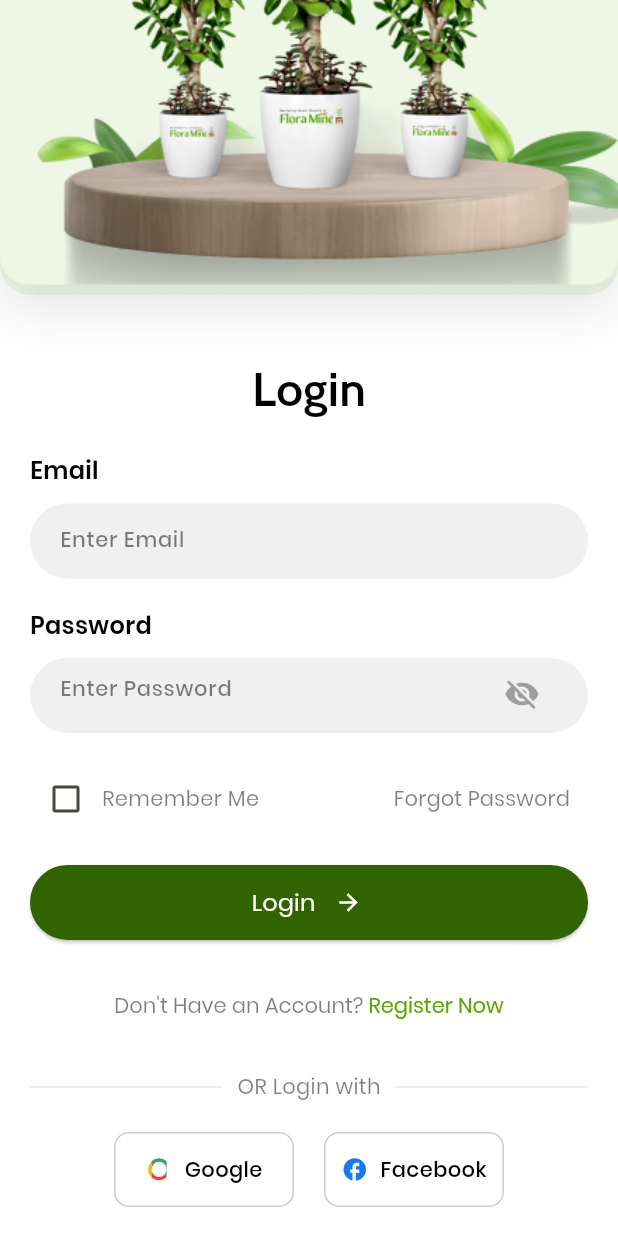
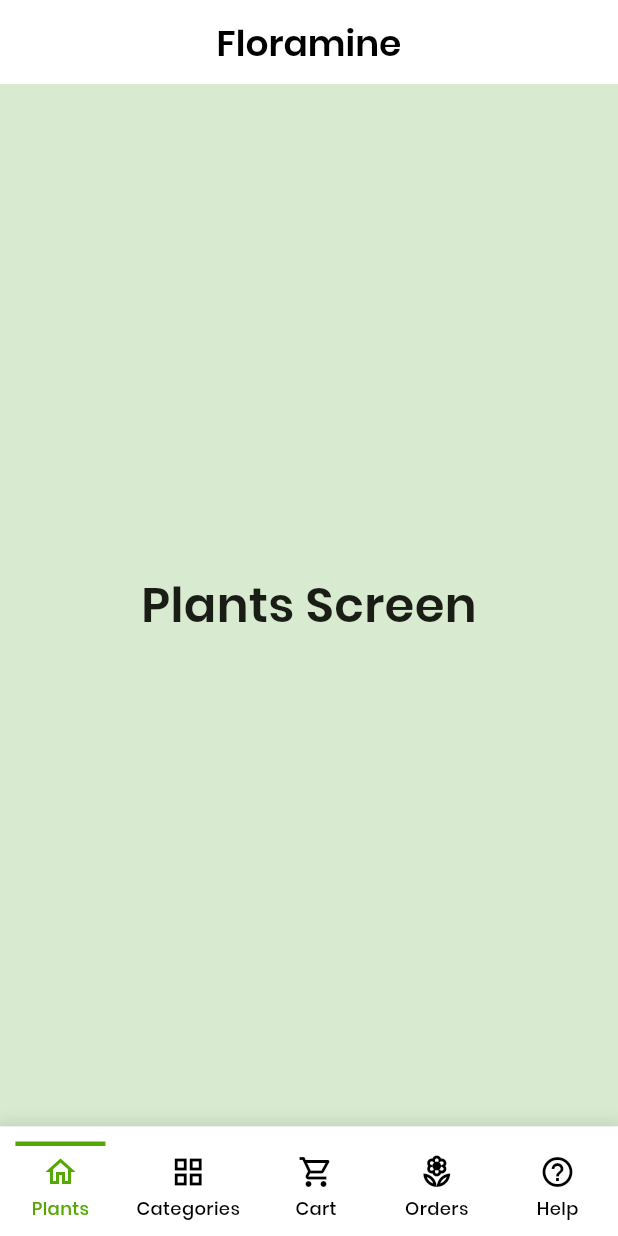
Before and after one commit to ramachandraa-ps/floramine, a Flutter app: the screen it shows after launch, scrolled down 133 dp, after a tap on "Login", on a phone screen of 412 x 824 dp. Run offline on Flutter 3.47's test engine with Material 3 defaults, Android fonts, the phone set to English and light mode, and no system bars.

Commit message:
bottom bar

```diff
--- a/lib/main.dart
+++ b/lib/main.dart
@@ -2,6 +2,7 @@ import 'package:flutter/material.dart';
 import 'dart:async';
 import 'splash_screen.dart';
 import 'screens/login_screen.dart';
+import 'screens/home_screen.dart';
 
 void main() {
   runApp(const MyApp());
--- /dev/null
+++ b/lib/screens/home_screen.dart
@@ -0,0 +1,80 @@
+import 'package:flutter/material.dart';
+import '../widgets/bottom_navigation_bar.dart';
+
+class HomeScreen extends StatefulWidget {
+  const HomeScreen({Key? key}) : super(key: key);
+
+  @override
+  _HomeScreenState createState() => _HomeScreenState();
+}
+
+class _HomeScreenState extends State<HomeScreen> {
+  NavigationItem _currentItem = NavigationItem.plants;
+
+  @override
+  Widget build(BuildContext context) {
+    return Scaffold(
+      backgroundColor: Colors.white,
+      appBar: AppBar(
+        title: const Text(
+          'Floramine',
+          style: TextStyle(
+            fontFamily: 'Poppins',
+            fontSize: 24,
+            fontWeight: FontWeight.w600,
+            color: Colors.black,
+          ),
+        ),
+        backgroundColor: Colors.white,
+        elevation: 0,
+        centerTitle: true,
+      ),
+      body: Column(
+        children: [
+          Expanded(
+            child: _buildCurrentScreen(),
+          ),
+          CustomBottomNavigationBar(
+            currentItem: _currentItem,
+            onItemSelected: (item) {
+              setState(() {
+                _currentItem = item;
+              });
+            },
+          ),
+        ],
+      ),
+    );
+  }
+
+  Widget _buildCurrentScreen() {
+    switch (_currentItem) {
+      case NavigationItem.plants:
+        return _buildPlaceholderScreen('Plants Screen', const Color(0xFFD8EACF));
+      case NavigationItem.categories:
+        return _buildPlaceholderScreen('Categories Screen', const Color(0xFFCCE6F9));
+      case NavigationItem.cart:
+        return _buildPlaceholderScreen('Cart Screen', const Color(0xFFF9E8CC));
+      case NavigationItem.orders:
+        return _buildPlaceholderScreen('Orders Screen', const Color(0xFFE8CCF9));
+      case NavigationItem.help:
+        return _buildPlaceholderScreen('Help Screen', const Color(0xFFCCF9F3));
+    }
+  }
+
+  Widget _buildPlaceholderScreen(String title, Color backgroundColor) {
+    return Container(
+      color: backgroundColor,
+      child: Center(
+        child: Text(
+          title,
+          style: const TextStyle(
+            fontFamily: 'Poppins',
+            fontSize: 32,
+            fontWeight: FontWeight.w600,
+          ),
+        ),
+      ),
+    );
+  }
+}
--- a/lib/screens/login_screen.dart
+++ b/lib/screens/login_screen.dart
@@ -2,6 +2,7 @@ import 'package:flutter/material.dart';
 import 'package:flutter/services.dart';
 import 'register_screen.dart';
 import 'forgot_password_screen.dart';
+import 'home_screen.dart';
 
 class LoginScreen extends StatefulWidget {
   const LoginScreen({super.key});
@@ -205,7 +206,12 @@ class _LoginScreenState extends State<LoginScreen> {
 
                   // Login button
                   ElevatedButton(
-                    onPressed: () {},
+                    onPressed: () {
+                      Navigator.pushReplacement(
+                        context,
+                        MaterialPageRoute(builder: (context) => const HomeScreen()),
+                      );
+                    },
                     style: ElevatedButton.styleFrom(
                       backgroundColor: const Color(0xFF316300),
                       minimumSize: const Size(double.infinity, 50),
--- /dev/null
+++ b/lib/widgets/bottom_navigation_bar.dart
@@ -0,0 +1,89 @@
+import 'package:flutter/material.dart';
+
+enum NavigationItem {
+  plants,
+  categories,
+  cart,
+  orders,
+  help
+}
+
+class CustomBottomNavigationBar extends StatelessWidget {
+  final NavigationItem currentItem;
+  final Function(NavigationItem) onItemSelected;
+
+  const CustomBottomNavigationBar({
+    Key? key,
+    required this.currentItem,
+    required this.onItemSelected,
+  }) : super(key: key);
+
+  @override
+  Widget build(BuildContext context) {
+    return Container(
+      padding: const EdgeInsets.symmetric(vertical: 10),
+      decoration: BoxDecoration(
+        color: Colors.white,
+        boxShadow: [
+          BoxShadow(
+            color: Colors.black.withOpacity(0.1),
+            blurRadius: 7,
+            spreadRadius: 3,
+          )
+        ],
+      ),
+      child: Column(
+        mainAxisSize: MainAxisSize.min,
+        children: [
+          Row(
+            mainAxisAlignment: MainAxisAlignment.spaceAround,
+            children: [
+              _buildNavItem(NavigationItem.plants, "Plants", Icons.home_outlined),
+              _buildNavItem(NavigationItem.categories, "Categories", Icons.grid_view),
+              _buildNavItem(NavigationItem.cart, "Cart", Icons.shopping_cart_outlined),
+              _buildNavItem(NavigationItem.orders, "Orders", Icons.local_florist_outlined),
+              _buildNavItem(NavigationItem.help, "Help", Icons.help_outline),
+            ],
+          ),
+        ],
+      ),
+    );
+  }
+
+  Widget _buildNavItem(NavigationItem item, String label, IconData icon) {
+    final bool isSelected = currentItem == item;
+    final Color color = isSelected ? const Color(0xFF54A801) : Colors.black;
+
+    return GestureDetector(
+      onTap: () => onItemSelected(item),
+      child: Column(
+        mainAxisSize: MainAxisSize.min,
+        children: [
+          // Green indicator line at the top when selected
+          Container(
+            width: 60,
+            height: 3,
+            color: isSelected ? const Color(0xFF54A801) : Colors.transparent,
+            margin: const EdgeInsets.only(bottom: 5),
+          ),
+          Icon(
+            icon,
+            color: color,
+            size: 24,
+          ),
+          const SizedBox(height: 4),
+          Text(
+            label,
+            textAlign: TextAlign.center,
+            style: TextStyle(
+              color: color,
+              fontSize: 12,
+              fontFamily: 'Poppins',
+              fontWeight: FontWeight.w500,
+            ),
+          ),
+        ],
+      ),
+    );
+  }
+}
```
Also changed, not shown: assets/images/home_screen/accessories.png (added), assets/images/home_screen/bundles.png (added), assets/images/home_screen/gifting.png (added), assets/images/home_screen/hero.png (added), assets/images/home_screen/pebbles.png (added), assets/images/home_screen/plants.png (added), assets/images/home_screen/potsandplanters.png (added), assets/images/home_screen/premiumseeds.png (added), assets/images/home_screen/rentalservice.png (added), assets/images/home_screen/soilandfertilizers.png (added).
